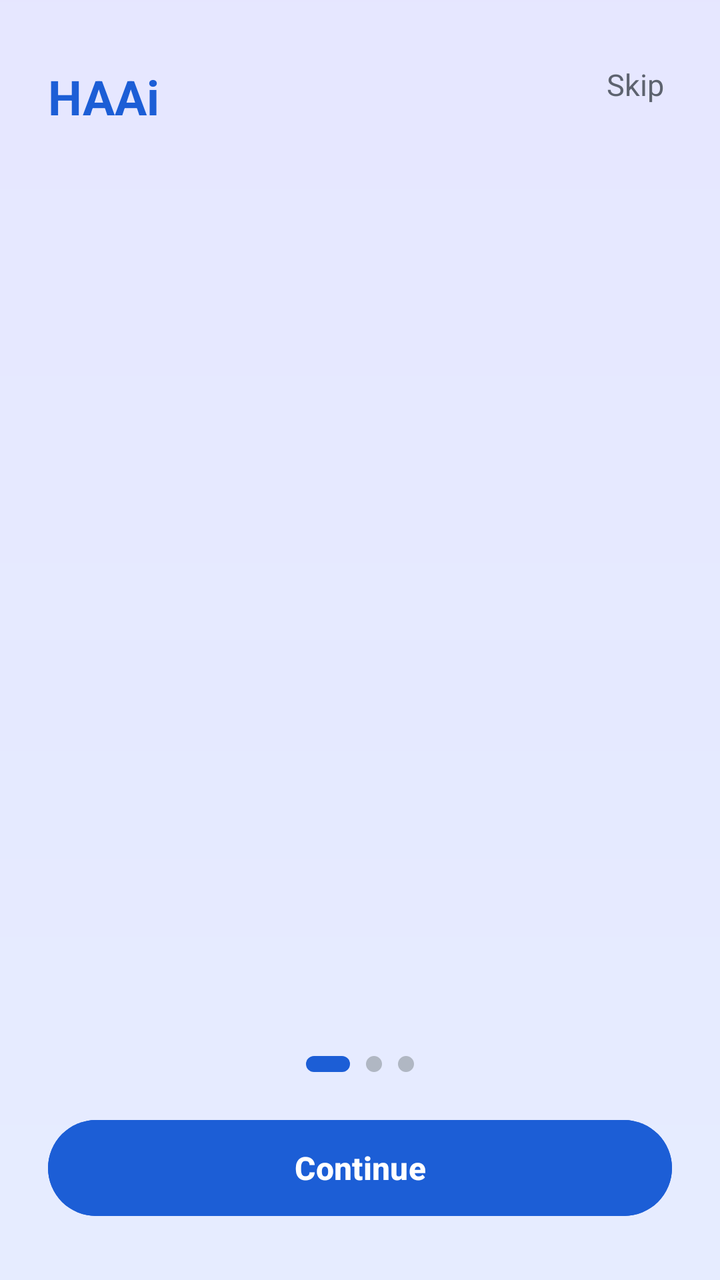
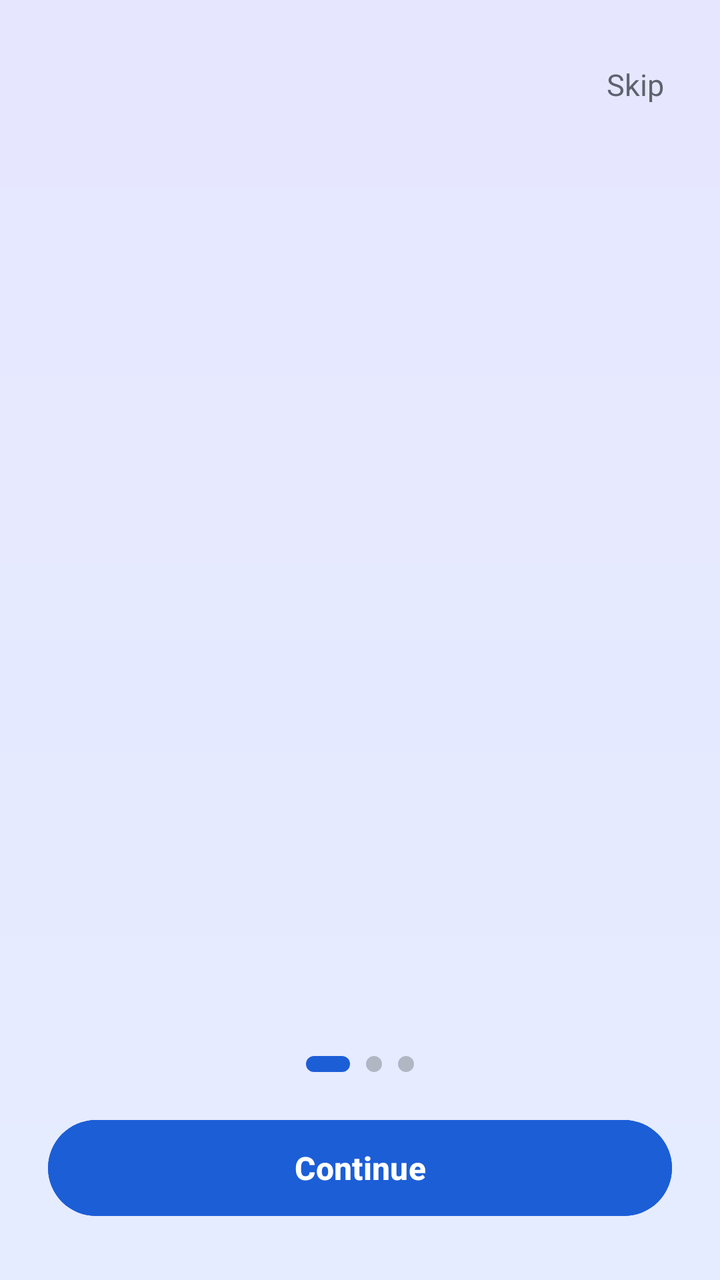

Screens rendered from an Android XML layout before and after an edit, with the pre-edit source and the edit as a unified diff.
<!-- AndroidManifest.xml: application theme Theme.HAAi -->
<!-- res/layout/activity_onboarding.xml -->
<?xml version="1.0" encoding="utf-8"?>
<androidx.constraintlayout.widget.ConstraintLayout
    xmlns:android="http://schemas.android.com/apk/res/android"
    xmlns:app="http://schemas.android.com/apk/res-auto"
    android:id="@+id/main"
    android:layout_width="match_parent"
    android:layout_height="match_parent"
    android:background="@drawable/boarding_bg_grad">

    <TextView
        android:id="@+id/appName"
        android:layout_width="wrap_content"
        android:layout_height="wrap_content"
        android:layout_marginStart="24dp"
        android:layout_marginTop="32dp"
        android:text="HAAi"
        android:textColor="@color/primary_blue_dark"
        android:textSize="24sp"
        android:textStyle="bold"
        app:layout_constraintStart_toStartOf="parent"
        app:layout_constraintTop_toTopOf="parent" />


    

    <TextView
        android:id="@+id/skipBtn"
        android:layout_width="wrap_content"
        android:layout_height="wrap_content"
        android:layout_marginTop="24dp"
        android:layout_marginEnd="16dp"
        android:paddingHorizontal="12dp"
        android:paddingVertical="8dp"
        android:text="Skip"
        android:textColor="@color/text_secondary"
        android:textSize="15sp"
        app:layout_constraintEnd_toEndOf="parent"
        app:layout_constraintTop_toTopOf="parent" />


    

    <androidx.viewpager2.widget.ViewPager2
        android:id="@+id/viewPager"
        android:layout_width="0dp"
        android:layout_height="0dp"
        android:layout_marginTop="12dp"
        android:layout_marginBottom="16dp"
        app:layout_constraintTop_toBottomOf="@id/appName"
        app:layout_constraintBottom_toTopOf="@id/indicatorLayout"
        app:layout_constraintStart_toStartOf="parent"
        app:layout_constraintEnd_toEndOf="parent" />


    

    <LinearLayout
        android:id="@+id/indicatorLayout"
        android:layout_width="wrap_content"
        android:layout_height="wrap_content"
        android:layout_marginBottom="20dp"
        android:gravity="center"
        android:orientation="horizontal"
        app:layout_constraintBottom_toTopOf="@id/nextBtn"
        app:layout_constraintStart_toStartOf="parent"
        app:layout_constraintEnd_toEndOf="parent">


        <View
            android:id="@+id/indicator1"
            android:layout_width="22dp"
            android:layout_height="8dp"
            android:layout_marginHorizontal="4dp"
            android:background="@drawable/indicator_active" />


        <View
            android:id="@+id/indicator2"
            android:layout_width="8dp"
            android:layout_height="8dp"
            android:layout_marginHorizontal="4dp"
            android:background="@drawable/indicator_inactive" />


        <View
            android:id="@+id/indicator3"
            android:layout_width="8dp"
            android:layout_height="8dp"
            android:layout_marginHorizontal="4dp"
            android:background="@drawable/indicator_inactive" />

    </LinearLayout>


    

    <Button
        android:id="@+id/nextBtn"
        android:layout_width="0dp"
        android:layout_height="56dp"
        android:layout_marginStart="24dp"
        android:layout_marginEnd="24dp"
        android:layout_marginBottom="28dp"
        android:backgroundTint="@color/primary_blue_dark"
        android:text="Continue"
        android:textAllCaps="false"
        android:textColor="@color/text_white"
        android:textSize="16sp"
        android:textStyle="bold"
        app:layout_constraintBottom_toBottomOf="parent"
        app:layout_constraintStart_toStartOf="parent"
        app:layout_constraintEnd_toEndOf="parent" />

</androidx.constraintlayout.widget.ConstraintLayout>
<!-- resources referenced by this layout -->
<resources>
  <color name="primary_blue_dark">#1C5ED6</color>
  <color name="text_secondary">#5D636F</color>
  <color name="text_white">#FFFFFF</color>
  <!-- drawable boarding_bg_grad (drawable) -->
  <?xml version="1.0" encoding="utf-8"?>
  <shape xmlns:android="http://schemas.android.com/apk/res/android">
  
      <gradient android:startColor="#307FC1FF" android:endColor="#2F7BA0FF" android:angle="90"/>
  </shape>
  <!-- drawable indicator_active (drawable) -->
  <?xml version="1.0" encoding="utf-8"?>
  <shape xmlns:android="http://schemas.android.com/apk/res/android">
      <corners
          android:radius="20dp" />
      <solid
          android:color="@color/primary_blue_dark" />
  </shape>
  <!-- drawable indicator_inactive (drawable) -->
  <?xml version="1.0" encoding="utf-8"?>
  <shape xmlns:android="http://schemas.android.com/apk/res/android">
      <corners
          android:radius="20dp" />
      <solid
          android:color="#B0B7C3" />
  </shape>
  <style name="Theme.HAAi" parent="Base.Theme.HAAi" />
  <style name="Base.Theme.HAAi" parent="Theme.Material3.DayNight.NoActionBar">
          
          
      </style>
</resources>

<!-- the commit's change to res/layout/activity_onboarding.xml (unified diff, before → after) -->
@@ -8,15 +8,16 @@
     android:background="@drawable/boarding_bg_grad">
 
     <TextView
-        android:id="@+id/appName"
+        android:id="@+id/greetTv"
         android:layout_width="wrap_content"
         android:layout_height="wrap_content"
         android:layout_marginStart="24dp"
         android:layout_marginTop="32dp"
-        android:text="HAAi"
+        android:text="Hi, there"
         android:textColor="@color/primary_blue_dark"
         android:textSize="24sp"
         android:textStyle="bold"
+        android:alpha="0"
         app:layout_constraintStart_toStartOf="parent"
         app:layout_constraintTop_toTopOf="parent" />
 
@@ -46,7 +47,7 @@
         android:layout_height="0dp"
         android:layout_marginTop="12dp"
         android:layout_marginBottom="16dp"
-        app:layout_constraintTop_toBottomOf="@id/appName"
+        app:layout_constraintTop_toBottomOf="@id/greetTv"
         app:layout_constraintBottom_toTopOf="@id/indicatorLayout"
         app:layout_constraintStart_toStartOf="parent"
         app:layout_constraintEnd_toEndOf="parent" />
